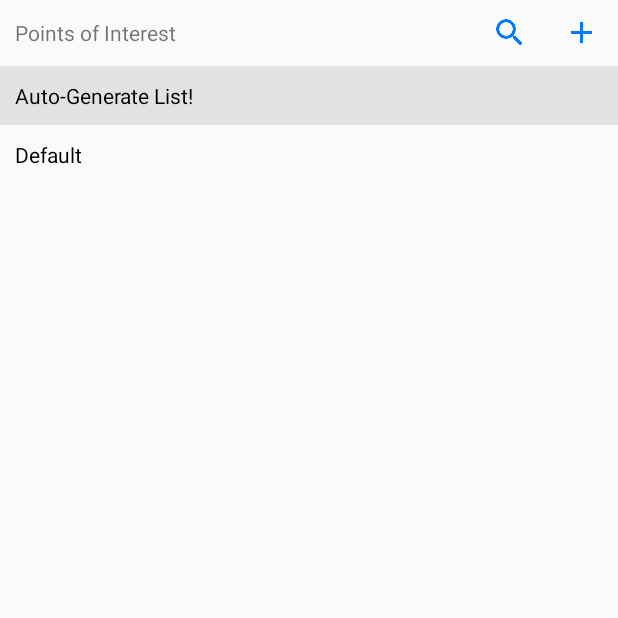
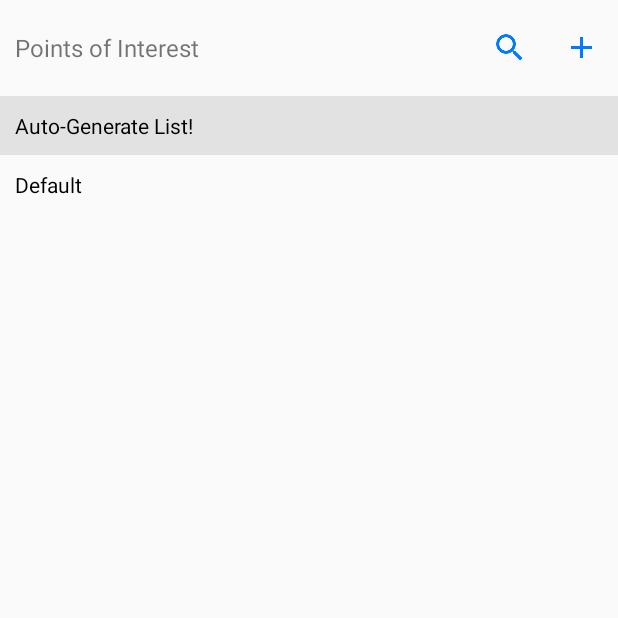
Before and after one commit to mark-g-y/LocationHUD, an Android app: the screen it shows after launch (SelectPoiListActivity), on a phone screen of 412 x 824 dp, the top half of it. Run offline under Robolectric (Android 15) with nearby library versions, the phone set to English and light mode, and no system bars; libraries missing offline, so code that uses them is left out: java.security.acl; 2 statements that could not run were skipped.

Commit message:
UI fixes

```diff
--- a/app/src/main/res/layout/activity_poi_edit_map.xml
+++ b/app/src/main/res/layout/activity_poi_edit_map.xml
@@ -14,11 +14,9 @@
     <LinearLayout
         android:layout_width="match_parent"
         android:layout_height="wrap_content"
-        android:layout_marginLeft="15dp"
-        android:layout_marginRight="15dp"
         android:layout_alignParentTop="true"
         android:orientation="horizontal"
-        android:background="@color/white_less_translucent"
+        android:background="@android:color/white"
         >
 
         <com.locationhud.ui.buttons.CustomImageButton
--- a/app/src/main/res/layout/activity_select_poi_list.xml
+++ b/app/src/main/res/layout/activity_select_poi_list.xml
@@ -6,6 +6,8 @@
               android:layout_height="match_parent">
 
     <RelativeLayout
+        android:paddingTop="10dp"
+        android:paddingBottom="10dp"
         android:layout_width="match_parent"
         android:layout_height="wrap_content">
 
@@ -18,7 +20,7 @@
             android:layout_toRightOf="@id/navigation_arrow_back"
             android:layout_centerVertical="true"
             android:paddingLeft="10dp"
-            android:textSize="14sp"/>
+            android:textSize="16sp"/>
 
         <EditText
             android:layout_width="match_parent"
```
